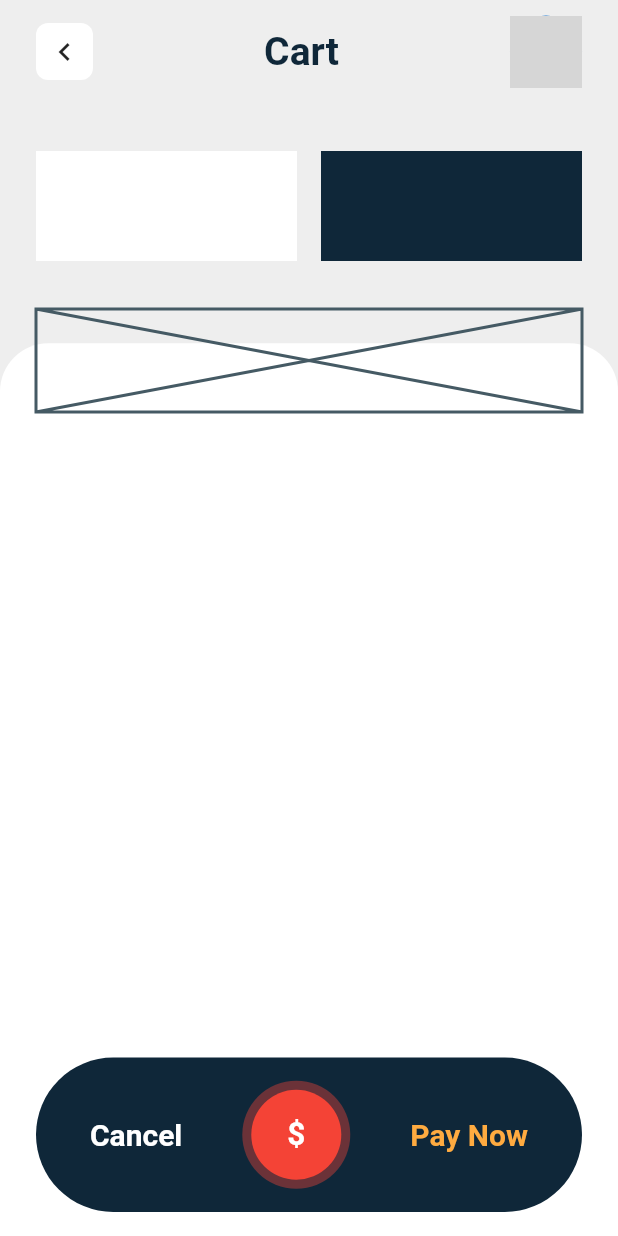
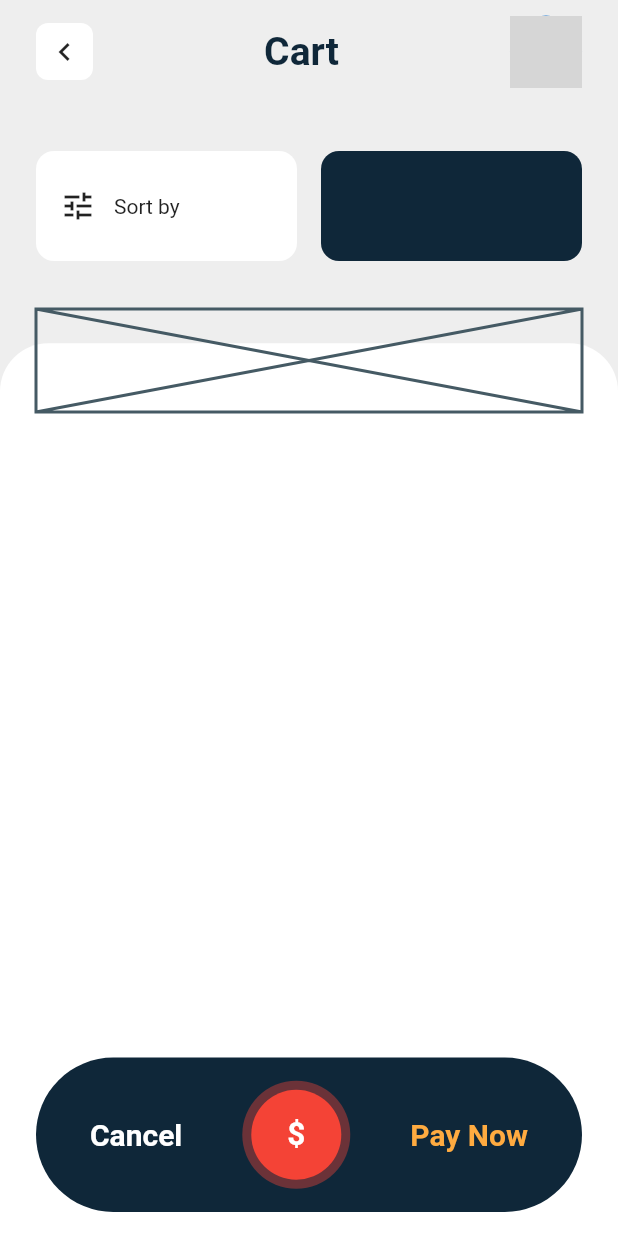
Before and after one commit to JAICHANGPARK/flutter_notebook_the_third_story, a Flutter app: the screen it shows after launch, on a phone screen of 412 x 824 dp. Run offline on Flutter 3.47's test engine with Material 2 defaults, Android fonts, the phone set to English and light mode, and no system bars; our stand-ins replace badges, dotted_border, fl_chart, google_fonts, page_transition, percent_indicator; network calls fail; grey boxes are pictures that could not be loaded.

Commit message:
Update main_page.dart

```diff
--- a/lib/e_commerce_app/main_page.dart
+++ b/lib/e_commerce_app/main_page.dart
@@ -84,9 +84,23 @@ class _CartPageState extends State<CartPage> {
                           Expanded(
                             flex: 1,
                             child: Container(
+
                               margin: EdgeInsets.only(
                                   right: 8, top: 32, bottom: 32),
-                              decoration: BoxDecoration(color: Colors.white),
+                              decoration: BoxDecoration(color: Colors.white,
+                              borderRadius: BorderRadius.circular(12),
+                              ),
+                              padding: EdgeInsets.only(left: 16),
+                              child: Center(
+                                child: Row(
+                                  mainAxisSize: MainAxisSize.max,
+                                  children: <Widget>[
+                                    Icon(Icons.tune),
+                                    SizedBox(width: 12),
+                                    Text("Sort by")
+                                  ],
+                                ),
+                              ),
                             ),
                           ),
                           Expanded(
@@ -95,6 +109,7 @@ class _CartPageState extends State<CartPage> {
                               margin: EdgeInsets.only(
                                   left: 8, top: 32, bottom: 32),
                               decoration: BoxDecoration(
+                                borderRadius: BorderRadius.circular(12),
                                 color: const Color(0xff0F2739),
                               ),
                             ),
```
